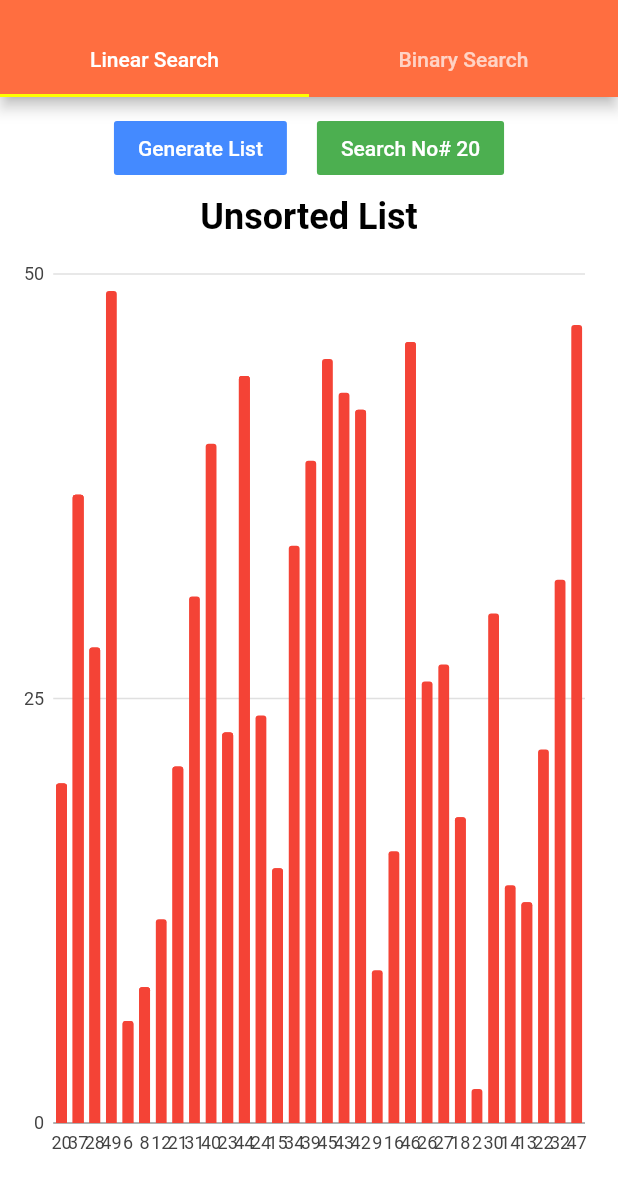
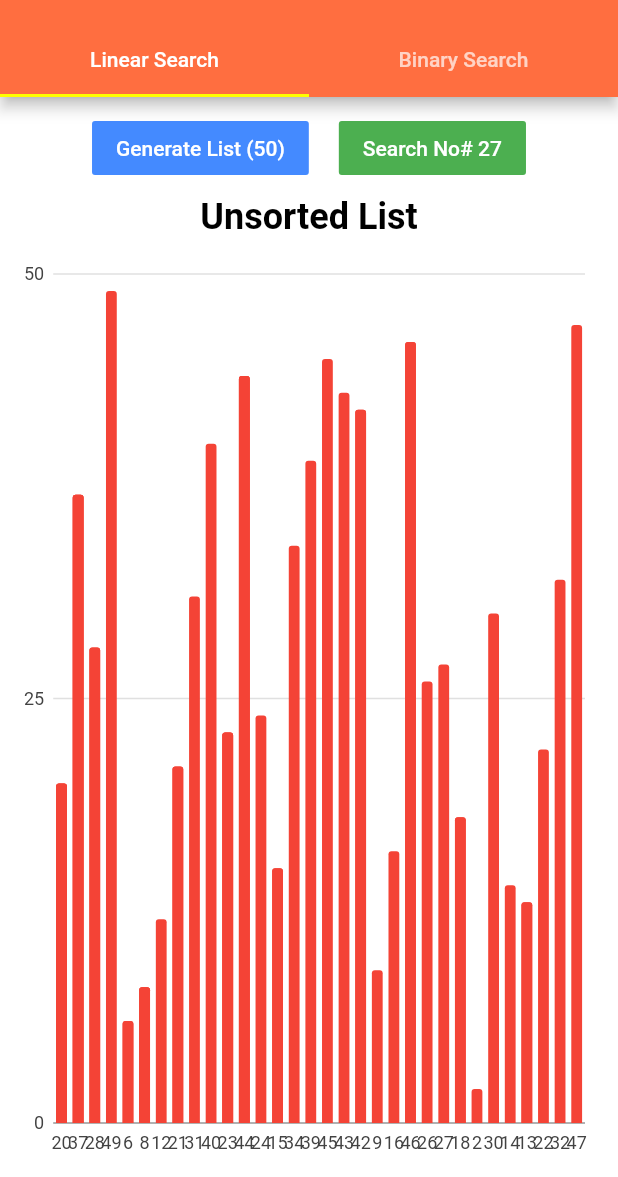
Before and after one commit to geekpius/searching_algorithm_visualizer, a Flutter app: the screen it shows after launch, on a phone screen of 412 x 824 dp, the part 59-1236 px from its top. Run offline on Flutter 3.47's test engine with Material 2 defaults, Android fonts, the phone set to English and light mode, and no system bars; our stand-ins replace charts_flutter, flutter_spinkit.

Commit message:
regenerate list

```diff
--- a/lib/models/unsorted_list_data.dart
+++ b/lib/models/unsorted_list_data.dart
@@ -15,6 +15,12 @@ class UnsortedListData {
     return _unsortedList;
   }
 
+  void clearUnsortedListData() {
+    _unsortedList.clear();
+  }
+
+  int get listLength => _unsortedList.length;
+
   int get searchNumber {
     int randomNumber = random.nextInt(50);
     if (randomNumber != 0) {
--- a/lib/screens/linear_search_tab.dart
+++ b/lib/screens/linear_search_tab.dart
@@ -1,44 +1,10 @@
 import 'package:flutter/material.dart';
-import 'package:searching_algorithm_visualizer/models/unsorted_list_data.dart';
 import 'package:searching_algorithm_visualizer/widgets/single_bar_chart.dart';
+
 
 class LinearSearchTab extends StatelessWidget {
   @override
   Widget build(BuildContext context) {
-    UnsortedListData unsortedListData = new UnsortedListData();
-    return Container(
-      child: Column(
-        children: [
-          SizedBox(
-            height: 10.0,
-          ),
-          Row(
-            mainAxisAlignment: MainAxisAlignment.center,
-            children: [
-              FlatButton(
-                onPressed: () {
-                  // print(unsortedListData.generateUnorderedList());
-                },
-                color: Colors.blueAccent,
-                child: Text('Generate List'),
-              ),
-              SizedBox(
-                width: 20.0,
-              ),
-              FlatButton(
-                onPressed: () {
-                  print('Searching...');
-                },
-                color: Colors.green[500],
-                child: Text('Search No# ${unsortedListData.searchNumber}'),
-              ),
-            ],
-          ),
-          Expanded(
-            child: SingleBarChart(),
-          ),
-        ],
-      ),
-    );
+    return SingleBarChart();
   }
 }
--- a/lib/widgets/single_bar_chart.dart
+++ b/lib/widgets/single_bar_chart.dart
@@ -12,13 +12,8 @@ class _SingleBarChart extends State<SingleBarChart> {
   List<charts.Series<UnsortedList, String>> _seriesData;
 
   UnsortedListData unsortedListData = new UnsortedListData();
+
   _generateData() {
-    // var data1 = [
-    //   UnsortedList(number: 54),
-    //   UnsortedList(number: 20),
-    //   UnsortedList(number: 31),
-    // ];
-
     _seriesData.add(
           charts.Series(
             data: unsortedListData.getUnsortedListData,
@@ -40,7 +35,40 @@ class _SingleBarChart extends State<SingleBarChart> {
   }
 
   Widget build(BuildContext context) {
-    return Padding(
+    return Container(
+      child: Column(
+        children: [
+          SizedBox(
+            height: 10.0,
+          ),
+          Row(
+            mainAxisAlignment: MainAxisAlignment.center,
+            children: [
+              FlatButton(
+                onPressed: () {
+                  setState(() {
+                    _seriesData = List<charts.Series<UnsortedList, String>>();
+                    unsortedListData.clearUnsortedListData();
+                    _generateData();
+                  });
+                },
+                color: Colors.blueAccent,
+                child: Text('Generate List (${unsortedListData.listLength})'),
+              ),
+              SizedBox(
+                width: 20.0,
+              ),
+              FlatButton(
+                onPressed: () {
+                  print('Searching...');
+                },
+                color: Colors.green[500],
+                child: Text('Search No# ${unsortedListData.searchNumber}'),
+              ),
+            ],
+          ),
+          Expanded(
+            child: Padding(
               padding: EdgeInsets.all(8.0),
               child: Container(
                 child: Center(
@@ -68,6 +96,10 @@ class _SingleBarChart extends State<SingleBarChart> {
                   ),
                 ),
               ),
+            ),
+          ),
+        ],
+      ),
     );
   }
 }
```
Lines whose indentation alone changed are shown as unchanged.
